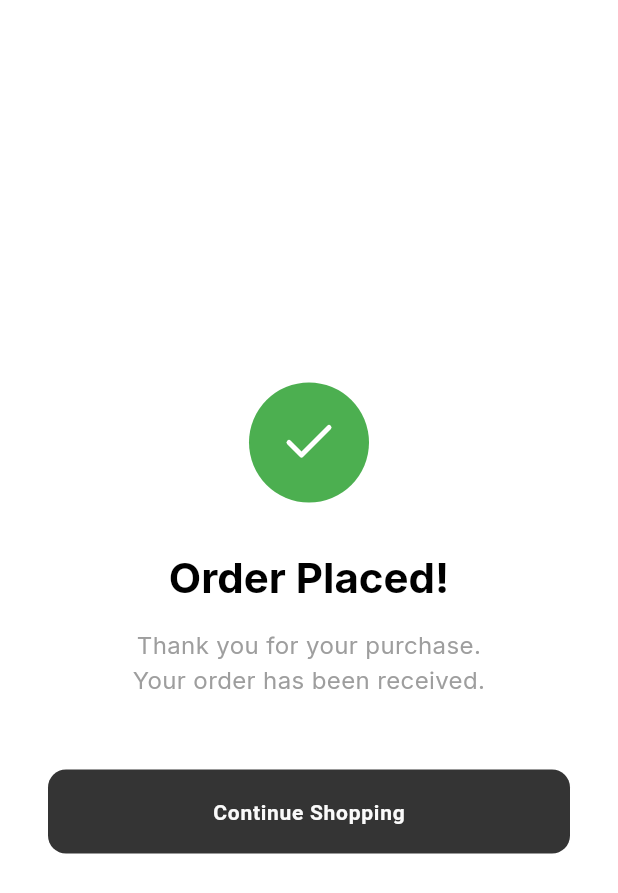
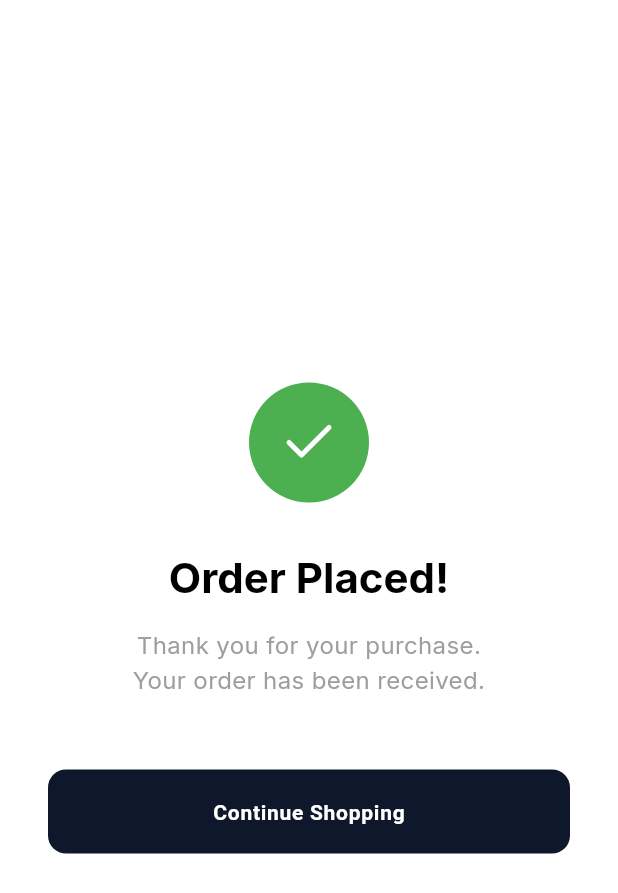
Before and after one commit to rahmatullahboss/dc-store, a Flutter app: the OrderSuccessScreen screen opened by its route, on a phone screen of 412 x 824 dp. Shown: the top 893 px of the screen. Run offline on Flutter 3.47's test engine with Material 3 defaults, Android fonts, the phone set to English and light mode, and no system bars; drawn by our look-alikes of toastification; our stand-ins replace cached_network_image, connectivity_plus, dio, equatable, flutter_animate, flutter_bloc and 11 more; missing offline and left inert: dart_either; accounts and stored records are empty; network calls fail; project files that could hold a hidden picture were left out.

Commit message:
feat: update theme colors to match web store
- Primary color: #0F172A (slate) - matches web
- Accent color: #3B82F6 (blue) - matches web
- Updated brand gradients to use new blue theme
- Kept gold colors for backwards compatibility

```diff
--- a/mobile_app/lib/core/theme/app_colors.dart
+++ b/mobile_app/lib/core/theme/app_colors.dart
@@ -2,14 +2,19 @@ import 'package:flutter/material.dart';
 
 /// Complete Color System for DC Store
 /// Supports both Light and Dark themes with semantic naming
+/// Matches web store theme: Primary #0F172A, Accent #3B82F6
 class AppColors {
   AppColors._();
 
   // ═══════════════════════════════════════════════════════════════
-  // BRAND COLORS
+  // BRAND COLORS (Matching Web Store)
   // ═══════════════════════════════════════════════════════════════
 
-  /// Primary brand color - Gold theme
+  /// Primary brand color - Slate theme (matches web)
+  static const Color brandPrimary = Color(0xFF0F172A);
+  static const Color brandAccent = Color(0xFF3B82F6);
+
+  // Legacy gold colors (kept for backwards compatibility)
   static const Color goldDark = Color(0xFFB8860B);
   static const Color goldMedium = Color(0xFFDAA520);
   static const Color goldLight = Color(0xFFFFD700);
@@ -18,19 +23,19 @@ class AppColors {
   // LIGHT THEME COLORS
   // ═══════════════════════════════════════════════════════════════
 
-  // Primary
-  static const Color primary = Color(0xFF343434);
-  static const Color primaryForeground = Color(0xFFFAFAFA);
-  static const Color primaryLight = Color(0xFF5A5A5A);
-  static const Color primaryDark = Color(0xFF1A1A1A);
+  // Primary (Slate - matching web store)
+  static const Color primary = Color(0xFF0F172A);
+  static const Color primaryForeground = Color(0xFFFFFFFF);
+  static const Color primaryLight = Color(0xFF334155);
+  static const Color primaryDark = Color(0xFF020617);
 
   // Secondary
-  static const Color secondary = Color(0xFFF7F7F7);
-  static const Color secondaryForeground = Color(0xFF343434);
+  static const Color secondary = Color(0xFFF1F5F9);
+  static const Color secondaryForeground = Color(0xFF0F172A);
 
-  // Accent
-  static const Color accent = Color(0xFFDAA520);
-  static const Color accentForeground = Color(0xFF1A1A1A);
+  // Accent (Blue - matching web store)
+  static const Color accent = Color(0xFF3B82F6);
+  static const Color accentForeground = Color(0xFFFFFFFF);
 
   // Background & Surface
   static const Color background = Colors.white;
@@ -126,7 +131,7 @@ class AppColors {
   // ═══════════════════════════════════════════════════════════════
 
   static const LinearGradient brandGradient = LinearGradient(
-    colors: [goldDark, goldMedium, goldLight],
+    colors: [brandPrimary, primaryLight],
     begin: Alignment.centerLeft,
     end: Alignment.centerRight,
   );
@@ -138,7 +143,7 @@ class AppColors {
   );
 
   static const LinearGradient accentGradient = LinearGradient(
-    colors: [goldDark, goldLight],
+    colors: [Color(0xFF2563EB), accent], // Blue gradient
     begin: Alignment.topLeft,
     end: Alignment.bottomRight,
   );
```
